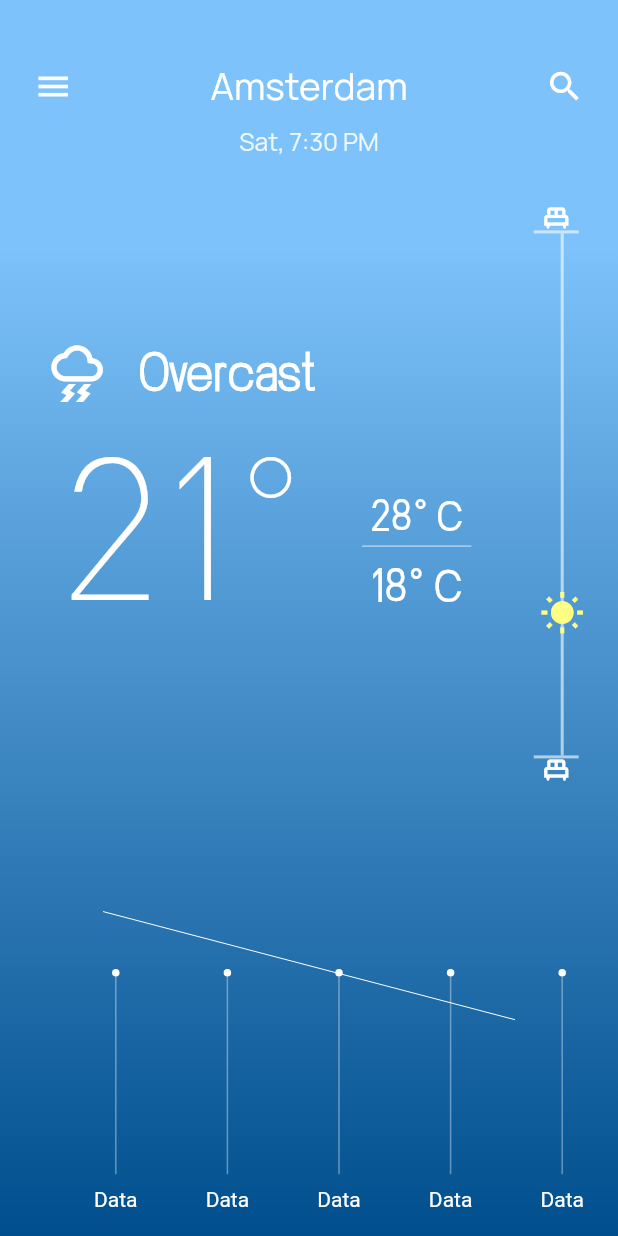
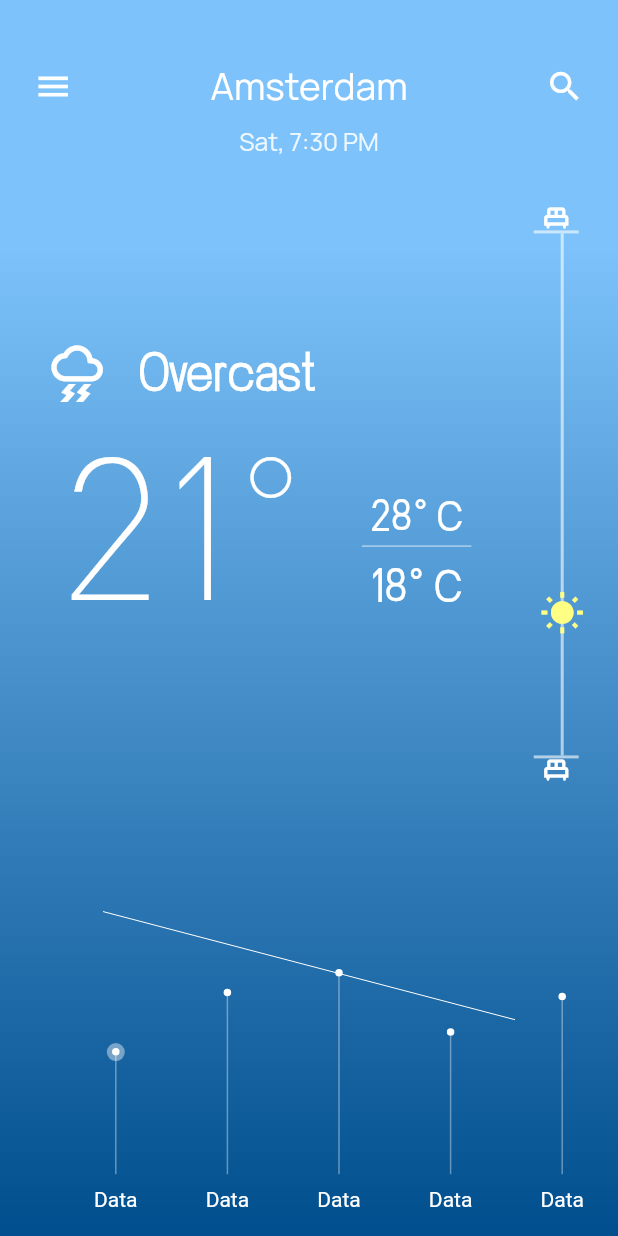
Before and after one commit to itsAliTahir/flutter_weather_app2, a Flutter app: the screen it shows after launch, on a phone screen of 412 x 824 dp. Run offline on Flutter 3.47's test engine with Material 2 defaults, Android fonts, the phone set to English and light mode, and no system bars.

Commit message:
few improvements made

```diff
--- a/lib/screens/home_screen_widgets/bottomgraph.dart
+++ b/lib/screens/home_screen_widgets/bottomgraph.dart
@@ -6,6 +6,7 @@ class MyHomeGraph extends StatefulWidget {
 }
 
 class _MyHomeGraphState extends State<MyHomeGraph> {
+  List<double> dummyList = [0.6, 0.9, 1, 0.7, 0.88];
   @override
   Widget build(BuildContext context) {
     final double screenWidth = MediaQuery.of(context).size.width;
@@ -32,9 +33,23 @@ class _MyHomeGraphState extends State<MyHomeGraph> {
                 // color: Colors.orange,
                 child: Stack(
                   children: [
+                    if (i == 0)
+                      Positioned(
+                        left: ((screenWidth - 40) / 10) - 6,
+                        bottom: screenHeight * 0.0455 +
+                            (dummyList[i] * (screenHeight * 0.16)),
+                        child: Container(
+                          width: 12,
+                          height: 12,
+                          decoration: BoxDecoration(
+                              color: Color.fromARGB(105, 255, 255, 255),
+                              borderRadius: BorderRadius.circular(45)),
+                        ),
+                      ),
                     Positioned(
                       left: ((screenWidth - 40) / 10) - 2.5,
-                      bottom: screenHeight * 0.05 + (1 * (screenHeight * 0.16)),
+                      bottom: screenHeight * 0.05 +
+                          (dummyList[i] * (screenHeight * 0.16)),
                       child: Container(
                         width: 5,
                         height: 5,
@@ -49,7 +64,7 @@ class _MyHomeGraphState extends State<MyHomeGraph> {
                           alignment: Alignment.bottomCenter,
                           child: Container(
                             width: 1,
-                            height: 1 * (screenHeight * 0.16),
+                            height: dummyList[i] * (screenHeight * 0.16),
                             color: Color.fromARGB(95, 255, 255, 255),
                           )),
                     ),
```
